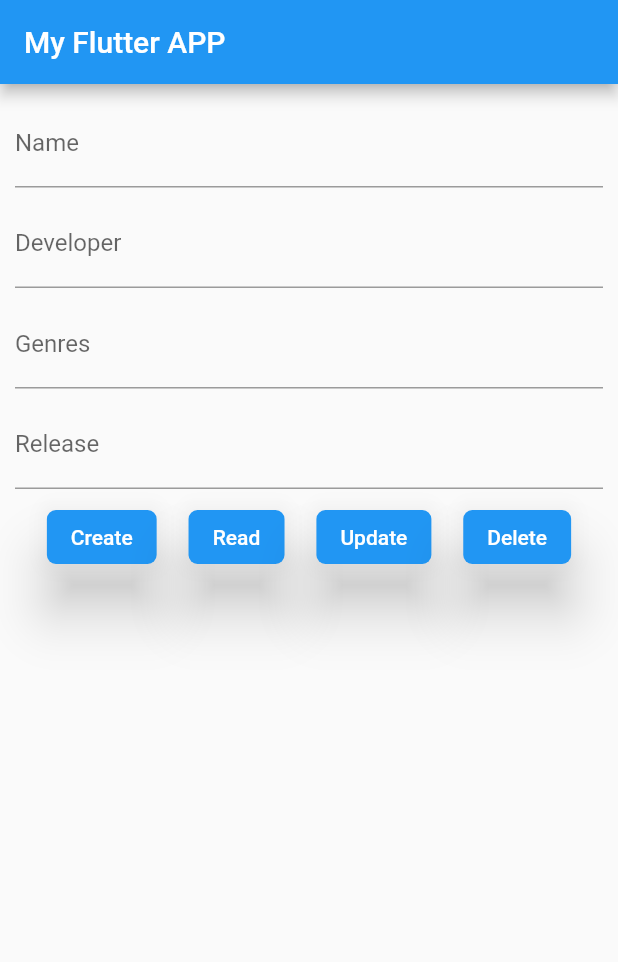
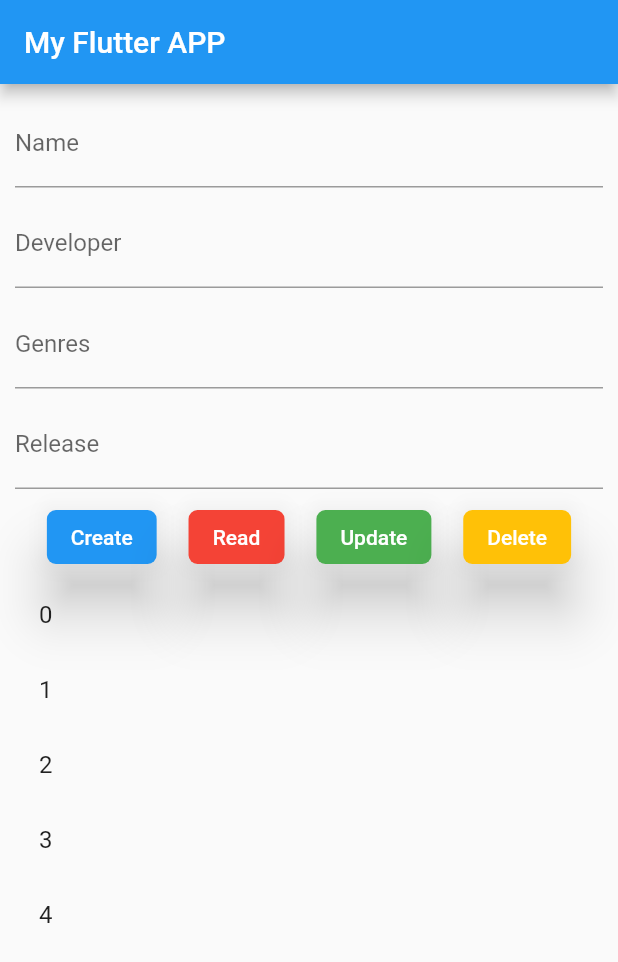
Before and after one commit to eclairsameal/FlutterFirebaseBasicCRUD, a Flutter app: the screen it shows after launch, after a tap on "Read", on a phone screen of 412 x 824 dp. Shown: the top 962 px of the screen. Run offline on Flutter 3.47's test engine with Material 2 defaults, Android fonts, the phone set to English and light mode, and no system bars; our stand-ins replace cloud_firestore, firebase_core; accounts and stored records are empty.

Commit message:
追加 ListView.builder元件(簡單印出數字)

```diff
--- a/lib/main.dart
+++ b/lib/main.dart
@@ -42,8 +42,7 @@ class _MyAppState extends State<MyApp> {
     // print(st);
     // print("created");
   }
-
-  readData() async {
+  readData() async {   // 一次性讀取
     await _db.collection("Games").doc(_gameNameController.text).
     get().then((DocumentSnapshot documentSnapshot) {
       if (documentSnapshot.exists) {
@@ -163,7 +162,7 @@ class _MyAppState extends State<MyApp> {
                     readData();
                   },
                   style: ElevatedButton.styleFrom(
-                    backgroundColor: Colors.blue,
+                    backgroundColor: Colors.red,
                     foregroundColor: Colors.amber,
                     shape: RoundedRectangleBorder(
                       borderRadius: BorderRadius.circular(6),
@@ -182,7 +181,7 @@ class _MyAppState extends State<MyApp> {
                     updateData();
                   },
                   style: ElevatedButton.styleFrom(
-                    backgroundColor: Colors.blue,
+                    backgroundColor: Colors.green,
                     foregroundColor: Colors.amber,
                     shape: RoundedRectangleBorder(
                       borderRadius: BorderRadius.circular(6),
@@ -201,7 +200,7 @@ class _MyAppState extends State<MyApp> {
                     deleteData();
                   },
                   style: ElevatedButton.styleFrom(
-                    backgroundColor: Colors.blue,
+                    backgroundColor: Colors.amber,
                     foregroundColor: Colors.amber,
                     shape: RoundedRectangleBorder(
                       borderRadius: BorderRadius.circular(6),
@@ -217,6 +216,38 @@ class _MyAppState extends State<MyApp> {
                 ),
               ],
             ),
+            // StreamBuilder(
+            //   stream: _db.collection("Games").snapshots(),
+            //   builder: (BuildContext context, AsyncSnapshot<QuerySnapshot> snapshot){
+            //     if (snapshot.hasData) {
+            //       return ListView.builder(
+            //           itemCount:snapshot.data?.docs.length,
+            //           itemBuilder:(context, index) {
+            //             return ListTile(
+            //               title: Text(snapshot.data?.docs[index]['name']),
+            //               subtitle: Text(snapshot.data?.docs[index]['developer']),
+            //             );
+            //           }
+            //       );
+            //     }
+            //     return Text("No widget to build");
+            //   }
+            // ),
+
+
+        Expanded(
+          child: ListView.builder( // 適合列表項比較多或者列表項不確定的情況
+            //shrinkWrap: true,
+            itemCount: 5,
+            itemExtent: 50.0, // 强制高度为50.0
+            itemBuilder: (BuildContext context, int index) {
+              return ListTile(title: Text("$index"));
+            }
+          ),
+        ),
+
+
+
           ],
         ),
       ),
```
